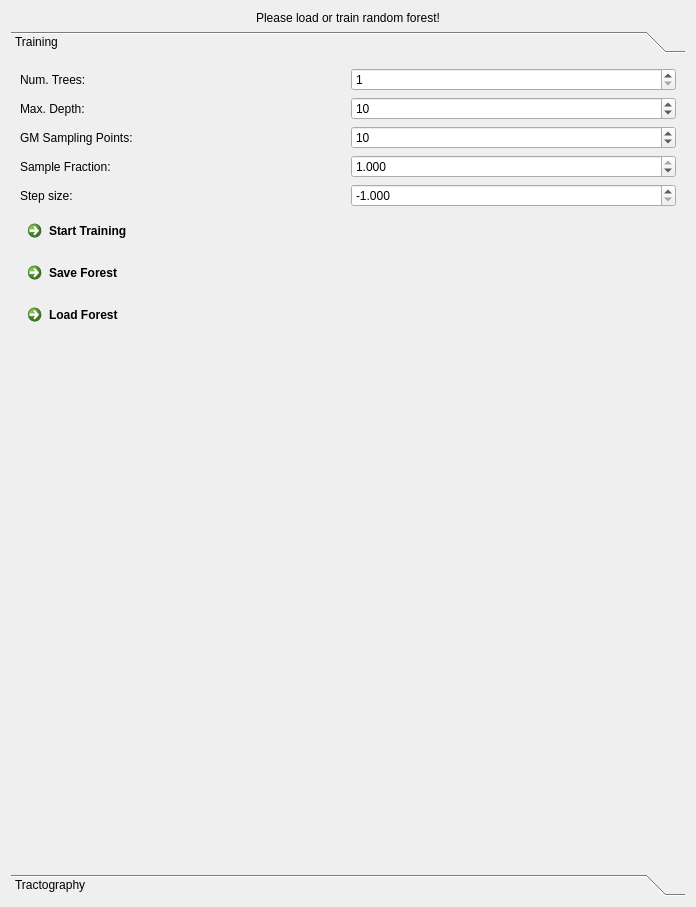
Before: the Qt Designer form Plugins/org.mitk.gui.qt.diffusionimaging/src/internal/QmitkMLBTViewControls.ui in MITK/MITK, drawn with Qt 5.
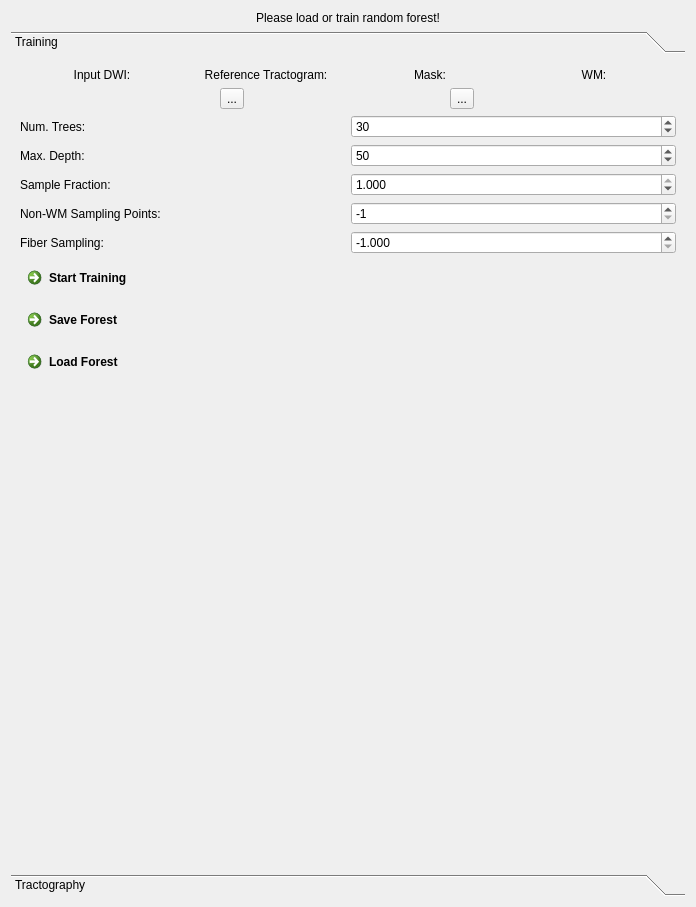
After: the same form once the commit is applied. Icons and pictures are not drawn. Custom widgets are drawn as their Qt base class.

The edit to the form file:
```diff
--- a/Plugins/org.mitk.gui.qt.diffusionimaging/src/internal/QmitkMLBTViewControls.ui
+++ b/Plugins/org.mitk.gui.qt.diffusionimaging/src/internal/QmitkMLBTViewControls.ui
@@ -32,14 +32,21 @@
        <string>Training</string>
       </attribute>
       <layout class="QGridLayout" name="gridLayout">
-       <item row="4" column="0">
+       <item row="10" column="0">
         <widget class="QCommandLinkButton" name="m_LoadForestButton">
          <property name="text">
           <string>Load Forest</string>
          </property>
         </widget>
        </item>
-       <item row="5" column="0">
+       <item row="8" column="0">
+        <widget class="QCommandLinkButton" name="m_StartTrainingButton">
+         <property name="text">
+          <string>Start Training</string>
+         </property>
+        </widget>
+       </item>
+       <item row="11" column="0">
         <spacer name="verticalSpacer_2">
          <property name="orientation">
           <enum>Qt::Vertical</enum>
@@ -52,7 +59,14 @@
          </property>
         </spacer>
        </item>
-       <item row="0" column="0">
+       <item row="9" column="0">
+        <widget class="QCommandLinkButton" name="m_SaveForestButton">
+         <property name="text">
+          <string>Save Forest</string>
+         </property>
+        </widget>
+       </item>
+       <item row="6" column="0">
         <widget class="QFrame" name="frame">
          <property name="frameShape">
           <enum>QFrame::NoFrame</enum>
@@ -73,48 +87,41 @@
           <property name="bottomMargin">
            <number>0</number>
           </property>
-          <item row="2" column="0">
+          <item row="2" column="1">
+           <widget class="QSpinBox" name="m_MaxDepthBox">
+            <property name="statusTip">
+             <string>Maximum tree depth.</string>
+            </property>
+            <property name="minimum">
+             <number>1</number>
+            </property>
+            <property name="maximum">
+             <number>999999999</number>
+            </property>
+            <property name="value">
+             <number>50</number>
+            </property>
+           </widget>
+          </item>
+          <item row="4" column="0">
            <widget class="QLabel" name="label_3">
             <property name="text">
-             <string>GM Sampling Points:</string>
+             <string>Non-WM Sampling Points:</string>
             </property>
            </widget>
           </item>
-          <item row="3" column="1">
-           <widget class="QDoubleSpinBox" name="m_SampleFractionBox">
-            <property name="decimals">
-             <number>3</number>
-            </property>
-            <property name="maximum">
-             <double>1.000000000000000</double>
-            </property>
-            <property name="singleStep">
-             <double>0.100000000000000</double>
-            </property>
-            <property name="value">
-             <double>1.000000000000000</double>
-            </property>
-           </widget>
-          </item>
-          <item row="0" column="1">
-           <widget class="QSpinBox" name="m_NumTreesBox">
-            <property name="minimum">
-             <number>1</number>
-            </property>
-            <property name="maximum">
-             <number>999999999</number>
-            </property>
-           </widget>
-          </item>
-          <item row="4" column="0">
+          <item row="6" column="0">
            <widget class="QLabel" name="label_5">
             <property name="text">
-             <string>Step size:</string>
+             <string>Fiber Sampling:</string>
             </property>
            </widget>
           </item>
           <item row="1" column="1">
-           <widget class="QSpinBox" name="m_MaxDepthBox">
+           <widget class="QSpinBox" name="m_NumTreesBox">
+            <property name="toolTip">
+             <string>Number of tress in the final random forest.</string>
+            </property>
             <property name="minimum">
              <number>1</number>
             </property>
@@ -122,18 +129,56 @@
              <number>999999999</number>
             </property>
             <property name="value">
-             <number>10</number>
+             <number>30</number>
             </property>
            </widget>
           </item>
-          <item row="0" column="0">
+          <item row="6" column="1">
+           <widget class="QDoubleSpinBox" name="m_TrainingStepSizeBox">
+            <property name="statusTip">
+             <string>Fiber sampling in mm. Determines the number of white-matter samples (-1 = auto).</string>
+            </property>
+            <property name="decimals">
+             <number>3</number>
+            </property>
+            <property name="minimum">
+             <double>-1.000000000000000</double>
+            </property>
+            <property name="maximum">
+             <double>999.000000000000000</double>
+            </property>
+            <property name="singleStep">
+             <double>0.100000000000000</double>
+            </property>
+            <property name="value">
+             <double>-1.000000000000000</double>
+            </property>
+           </widget>
+          </item>
+          <item row="1" column="0">
            <widget class="QLabel" name="label">
             <property name="text">
              <string>Num. Trees:</string>
             </property>
            </widget>
           </item>
-          <item row="1" column="0">
+          <item row="4" column="1">
+           <widget class="QSpinBox" name="m_GmSamplingBox">
+            <property name="toolTip">
+             <string>Number of sampling points outside of the white-matter (-1 = automatic estimation).</string>
+            </property>
+            <property name="minimum">
+             <number>-1</number>
+            </property>
+            <property name="maximum">
+             <number>999999999</number>
+            </property>
+            <property name="value">
+             <number>-1</number>
+            </property>
+           </widget>
+          </item>
+          <item row="2" column="0">
            <widget class="QLabel" name="label_2">
             <property name="text">
              <string>Max. Depth:</string>
@@ -147,53 +192,175 @@
             </property>
            </widget>
           </item>
-          <item row="2" column="1">
-           <widget class="QSpinBox" name="m_GmSamplingBox">
-            <property name="minimum">
-             <number>1</number>
+          <item row="3" column="1">
+           <widget class="QDoubleSpinBox" name="m_SampleFractionBox">
+            <property name="statusTip">
+             <string>Fraction of samples used to train each tree.</string>
             </property>
-            <property name="maximum">
-             <number>999999999</number>
-            </property>
-            <property name="value">
-             <number>10</number>
-            </property>
-           </widget>
-          </item>
-          <item row="4" column="1">
-           <widget class="QDoubleSpinBox" name="m_TrainingStepSizeBox">
             <property name="decimals">
              <number>3</number>
             </property>
-            <property name="minimum">
-             <double>-1.000000000000000</double>
-            </property>
             <property name="maximum">
-             <double>999.000000000000000</double>
+             <double>1.000000000000000</double>
             </property>
             <property name="singleStep">
              <double>0.100000000000000</double>
             </property>
             <property name="value">
-             <double>-1.000000000000000</double>
+             <double>1.000000000000000</double>
             </property>
            </widget>
           </item>
          </layout>
         </widget>
        </item>
-       <item row="2" column="0">
-        <widget class="QCommandLinkButton" name="m_StartTrainingButton">
-         <property name="text">
-          <string>Start Training</string>
+       <item row="4" column="0">
+        <widget class="QFrame" name="m_TwFrame">
+         <property name="frameShape">
+          <enum>QFrame::NoFrame</enum>
          </property>
+         <property name="frameShadow">
+          <enum>QFrame::Raised</enum>
+         </property>
+         <layout class="QGridLayout" name="gridLayout_10">
+          <property name="leftMargin">
+           <number>0</number>
+          </property>
+          <property name="topMargin">
+           <number>0</number>
+          </property>
+          <property name="rightMargin">
+           <number>0</number>
+          </property>
+          <property name="bottomMargin">
+           <number>0</number>
+          </property>
+          <property name="horizontalSpacing">
+           <number>0</number>
+          </property>
+          <property name="verticalSpacing">
+           <number>6</number>
+          </property>
+          <item row="0" column="0">
+           <widget class="QFrame" name="frame_7">
+            <property name="frameShape">
+             <enum>QFrame::NoFrame</enum>
+            </property>
+            <property name="frameShadow">
+             <enum>QFrame::Raised</enum>
+            </property>
+            <layout class="QGridLayout" name="gridLayout_11">
+             <property name="leftMargin">
+              <number>0</number>
+             </property>
+             <property name="topMargin">
+              <number>0</number>
+             </property>
+             <property name="rightMargin">
+              <number>0</number>
+             </property>
+             <property name="bottomMargin">
+              <number>0</number>
+             </property>
+             <property name="spacing">
+              <number>0</number>
+             </property>
+             <item row="0" column="0">
+              <widget class="QLabel" name="label_6">
+               <property name="text">
+                <string>Input DWI:</string>
+               </property>
+               <property name="alignment">
+                <set>Qt::AlignCenter</set>
+               </property>
+              </widget>
+             </item>
+             <item row="0" column="1">
+              <widget class="QLabel" name="label_19">
+               <property name="text">
+                <string>Reference Tractogram:</string>
+               </property>
+               <property name="alignment">
+                <set>Qt::AlignCenter</set>
+               </property>
+              </widget>
+             </item>
+             <item row="0" column="2">
+              <widget class="QLabel" name="label_20">
+               <property name="text">
+                <string>Mask:</string>
+               </property>
+               <property name="alignment">
+                <set>Qt::AlignCenter</set>
+               </property>
+              </widget>
+             </item>
+             <item row="0" column="3">
+              <widget class="QLabel" name="label_21">
+               <property name="text">
+                <string>WM:</string>
+               </property>
+               <property name="alignment">
+                <set>Qt::AlignCenter</set>
+               </property>
+              </widget>
+             </item>
+            </layout>
+           </widget>
+          </item>
+         </layout>
         </widget>
        </item>
-       <item row="3" column="0">
-        <widget class="QCommandLinkButton" name="m_SaveForestButton">
-         <property name="text">
-          <string>Save Forest</string>
+       <item row="5" column="0">
+        <widget class="QFrame" name="frame_6">
+         <property name="frameShape">
+          <enum>QFrame::NoFrame</enum>
          </property>
+         <property name="frameShadow">
+          <enum>QFrame::Raised</enum>
+         </property>
+         <layout class="QGridLayout" name="gridLayout_9">
+          <property name="leftMargin">
+           <number>0</number>
+          </property>
+          <property name="topMargin">
+           <number>0</number>
+          </property>
+          <property name="rightMargin">
+           <number>0</number>
+          </property>
+          <property name="bottomMargin">
+           <number>0</number>
+          </property>
+          <item row="0" column="1">
+           <widget class="QToolButton" name="m_AddTwButton">
+            <property name="toolTip">
+             <string>Add additional training data pair</string>
+            </property>
+            <property name="text">
+             <string>...</string>
+            </property>
+            <property name="icon">
+             <iconset resource="../../../org.mitk.gui.qt.ext/resources/org_mitk_icons.qrc">
+              <normaloff>:/org_mitk_icons/icons/tango/scalable/actions/list-add.svg</normaloff>:/org_mitk_icons/icons/tango/scalable/actions/list-add.svg</iconset>
+            </property>
+           </widget>
+          </item>
+          <item row="0" column="3">
+           <widget class="QToolButton" name="m_RemoveTwButton">
+            <property name="toolTip">
+             <string>Remove training data pair</string>
+            </property>
+            <property name="text">
+             <string>...</string>
+            </property>
+            <property name="icon">
+             <iconset resource="../../../org.mitk.gui.qt.ext/resources/org_mitk_icons.qrc">
+              <normaloff>:/org_mitk_icons/icons/tango/scalable/actions/list-remove.svg</normaloff>:/org_mitk_icons/icons/tango/scalable/actions/list-remove.svg</iconset>
+            </property>
+           </widget>
+          </item>
+         </layout>
         </widget>
        </item>
       </layout>
```
Left out of the diff: 23 changed lines with no effect on the pictures.
